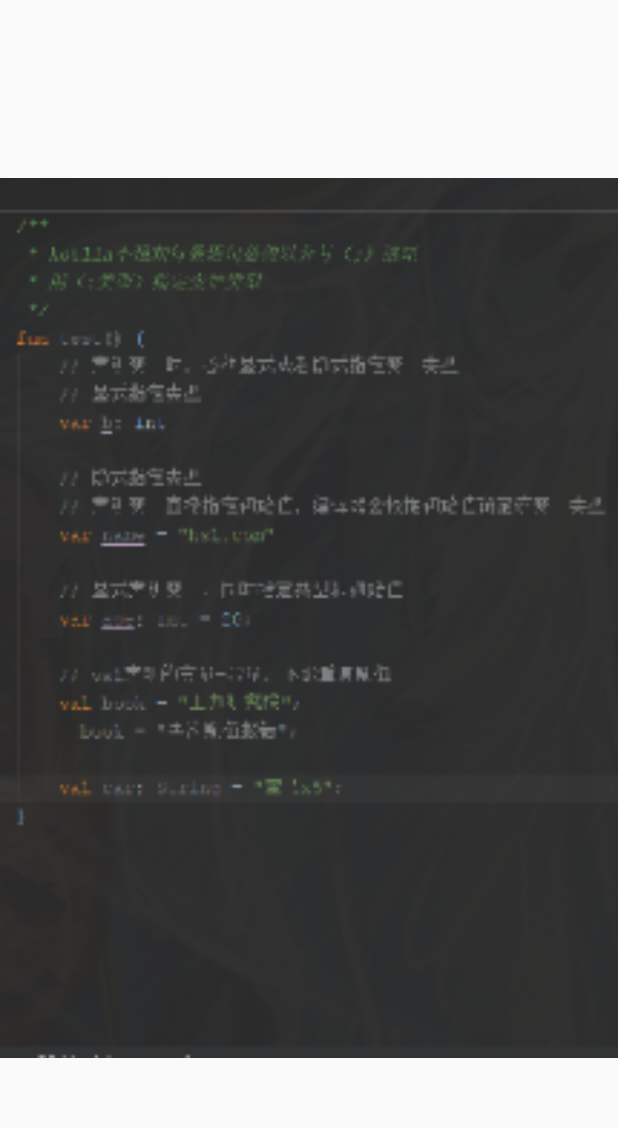
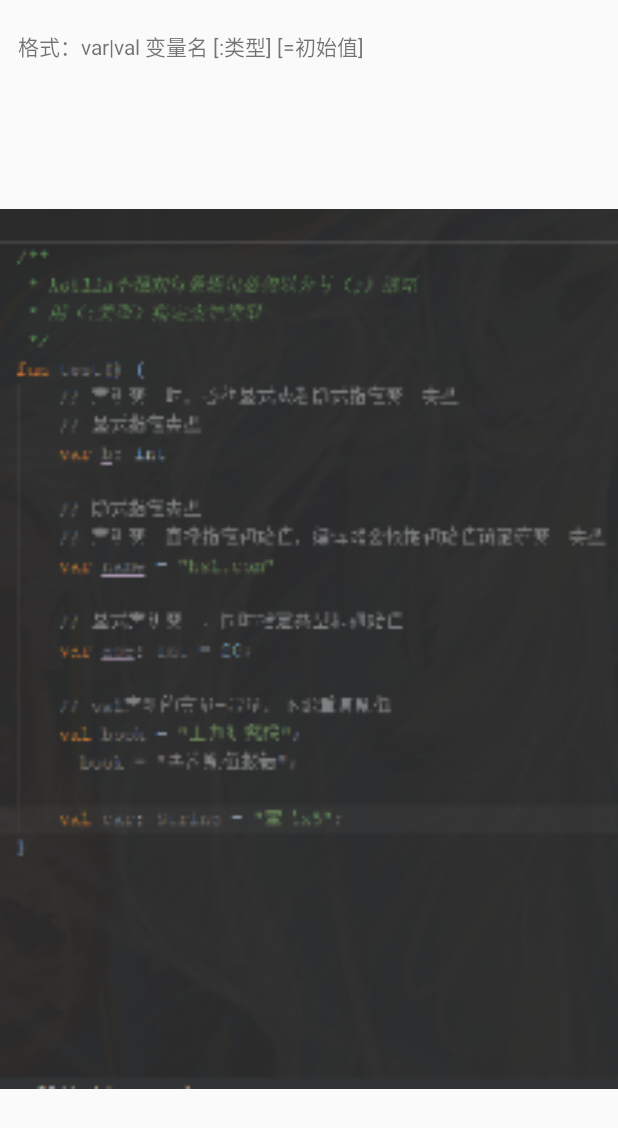
Before and after one commit to AlpsDog/KotlinSample, an Android app: the Chapter224Activity screen opened directly, with no data from a screen before it, on a phone screen of 412 x 824 dp. Shown: the top 1128 px of the screen. Run offline under Robolectric (Android 15) with nearby library versions, the phone set to English and light mode, and no system bars.

```diff
--- a/app/src/main/AndroidManifest.xml
+++ b/app/src/main/AndroidManifest.xml
@@ -10,7 +10,8 @@
         android:roundIcon="@mipmap/ic_launcher_round"
         android:supportsRtl="true"
         android:theme="@style/AppTheme">
-        <activity android:name=".ui.chapter_2.Chapter24Activity"></activity>
+        <activity android:name=".ui.chapter_2.Chapter25Activity"></activity>
+        <activity android:name=".ui.chapter_2.Chapter24Activity" />
         <activity android:name=".ui.chapter_2.Chapter23Activity" />
         <activity android:name=".ui.chapter_2.Chapter224Activity" />
         <activity android:name=".MainActivity">
--- a/app/src/main/java/com/wonly/kotlinsample/CatalogManage.java
+++ b/app/src/main/java/com/wonly/kotlinsample/CatalogManage.java
@@ -3,6 +3,7 @@ package com.wonly.kotlinsample;
 import com.wonly.kotlinsample.ui.chapter_2.Chapter224Activity;
 import com.wonly.kotlinsample.ui.chapter_2.Chapter23Activity;
 import com.wonly.kotlinsample.ui.chapter_2.Chapter24Activity;
+import com.wonly.kotlinsample.ui.chapter_2.Chapter25Activity;
 
 import java.util.HashMap;
 
@@ -22,6 +23,7 @@ public class CatalogManage {
         catalogMap.put("2.2.4", Chapter224Activity.class);
         catalogMap.put("2.3", Chapter23Activity.class);
         catalogMap.put("2.4", Chapter24Activity.class);
+        catalogMap.put("2.5", Chapter25Activity.class);
     }
 
     public static Class<?> getChapterCls(String catalogNum) {
--- a/app/src/main/java/com/wonly/kotlinsample/ui/chapter_2/Chapter224Activity.kt
+++ b/app/src/main/java/com/wonly/kotlinsample/ui/chapter_2/Chapter224Activity.kt
@@ -20,6 +20,8 @@ class Chapter224Activity : AppCompatActivity() {
     /**
      * kotlin不强制每条语句必须以分号（;）结尾
      * 用（:类型）指定变量类型
+     * 声明变量使用：var、val
+     * 格式：var|val 变量名 [:类型] [=初始值]
      */
     fun test() {
         // 声明变量时，必须显式或者隐式指定变量类型
--- a/app/src/main/res/layout/activity_chapter224.xml
+++ b/app/src/main/res/layout/activity_chapter224.xml
@@ -3,7 +3,15 @@
     xmlns:tools="http://schemas.android.com/tools"
     android:layout_width="match_parent"
     android:layout_height="match_parent"
+    android:orientation="vertical"
     tools:context=".ui.chapter_2.Chapter224Activity">
+
+    <TextView
+        android:layout_width="wrap_content"
+        android:layout_height="wrap_content"
+        android:text="格式：var|val 变量名 [:类型] [=初始值]"
+        android:layout_marginTop="20dp"
+        android:layout_marginLeft="12dp" />
 
     <ImageView
         android:layout_width="match_parent"
```
Also changed, not shown: app/src/main/java/com/wonly/kotlinsample/ui/chapter_2/Chapter25Activity.kt (added, +36 -0 lines), app/src/main/res/layout/activity_chapter25.xml (added, +12 -0 lines), app/src/main/res/drawable-xxxhdpi/chapter_25_img.png (added).
